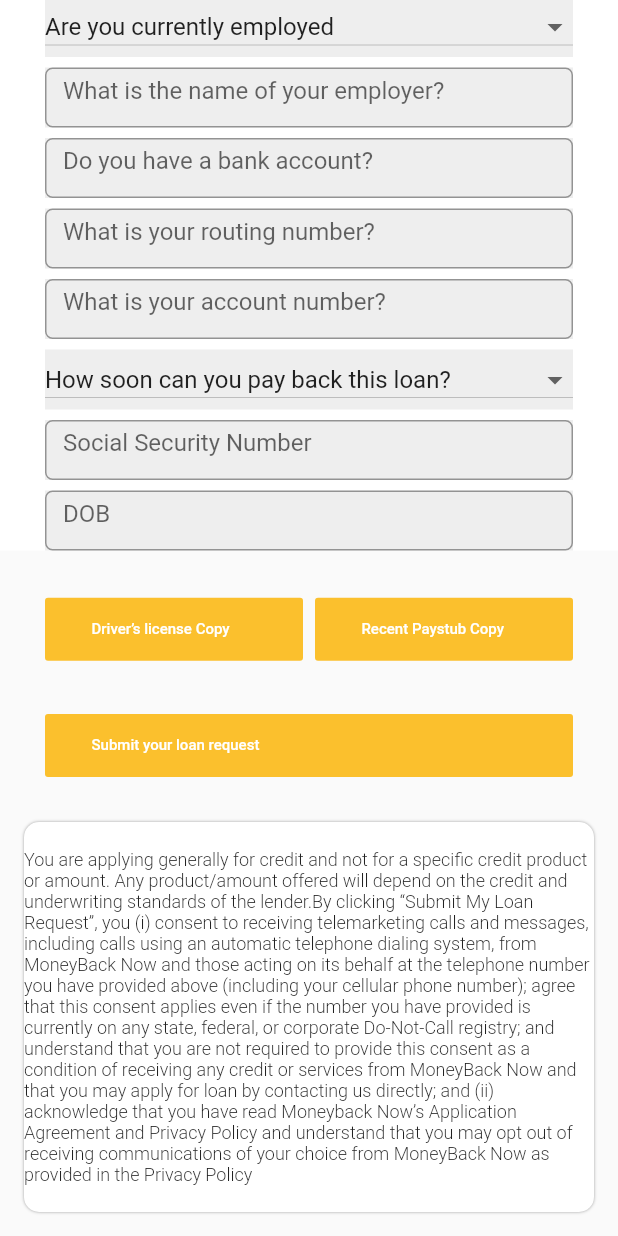
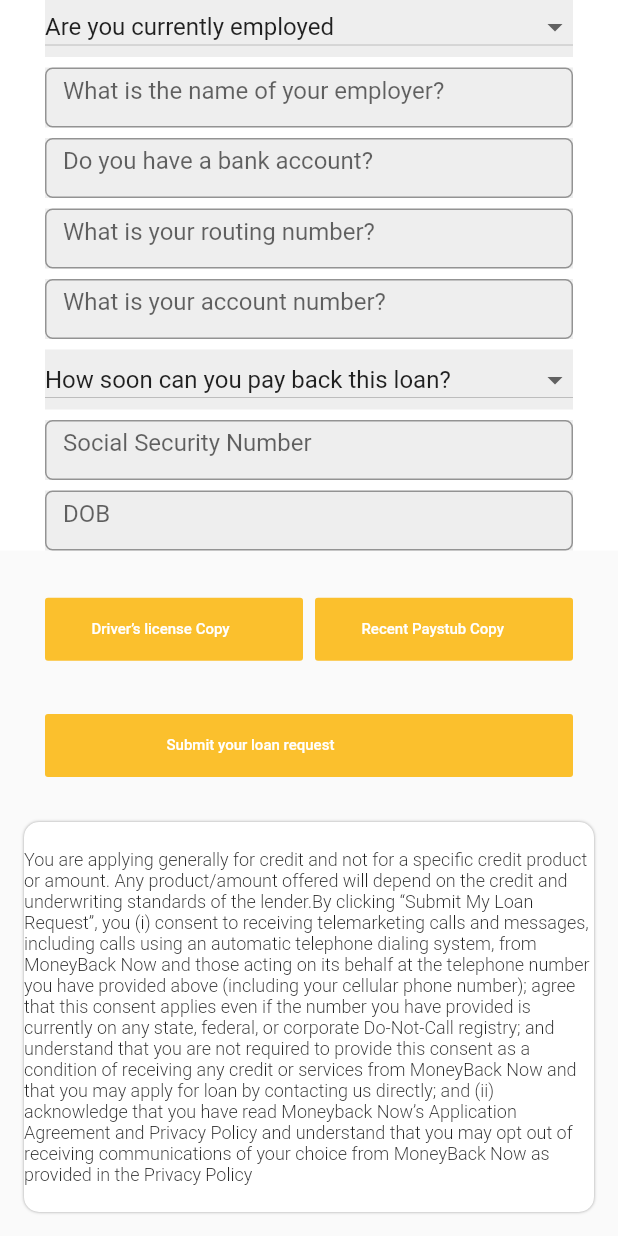
Before and after one commit to ali-shahKust/Sameed_loanApp, a Flutter app: the LoanPage screen opened directly, scrolled down 381 dp, on a phone screen of 412 x 824 dp. Run offline on Flutter 3.47's test engine with Material 2 defaults, Android fonts, the phone set to English and light mode, and no system bars.

Commit message:
Button design fix

```diff
--- a/lib/Loanpage.dart
+++ b/lib/Loanpage.dart
@@ -468,12 +468,15 @@ class _LoanPageState extends State<LoanPage> with TickerProviderStateMixin {
                           child: Row(
                             children: <Widget>[
                               Flexible(
+                                child: Padding(
+                                  padding: const EdgeInsets.only(left:50.0),
                                   child: Text(
                                     "Submit your loan request", textAlign: TextAlign.center, style: TextStyle(
                                       fontSize: 10.0,
                                       color: Colors.white,
                                       fontWeight: FontWeight.w500
                                   ),),
+                                ),
                               ),
                             ],
                           ),
```
Lines whose indentation alone changed are shown as unchanged.
